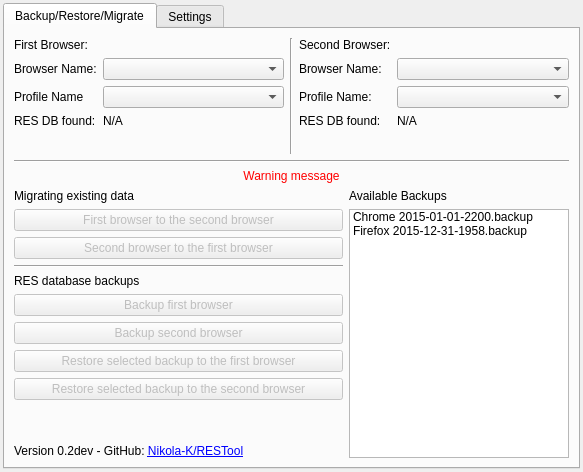
Qt form RESTool/ui/design_v2.ui (nikolak/RESTool) before a commit.
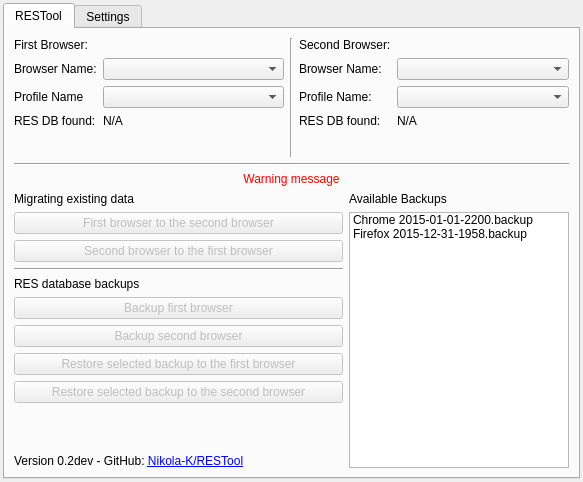
The same form after that commit.

Commit message: Change BackupRestoreMigrateTab text to "RESTool"

The edit to the form file:
```diff
--- a/RESTool/ui/design_v2.ui
+++ b/RESTool/ui/design_v2.ui
@@ -7,7 +7,7 @@
     <x>0</x>
     <y>0</y>
     <width>583</width>
-    <height>472</height>
+    <height>482</height>
    </rect>
   </property>
   <property name="windowTitle">
@@ -28,7 +28,7 @@
       </property>
       <widget class="QWidget" name="BackupRestoreMigrateTab">
        <attribute name="title">
-        <string>Backup/Restore/Migrate</string>
+        <string>RESTool</string>
        </attribute>
        <layout class="QVBoxLayout" name="verticalLayout_2">
         <item>
```
The commit also changes 1 other file.
